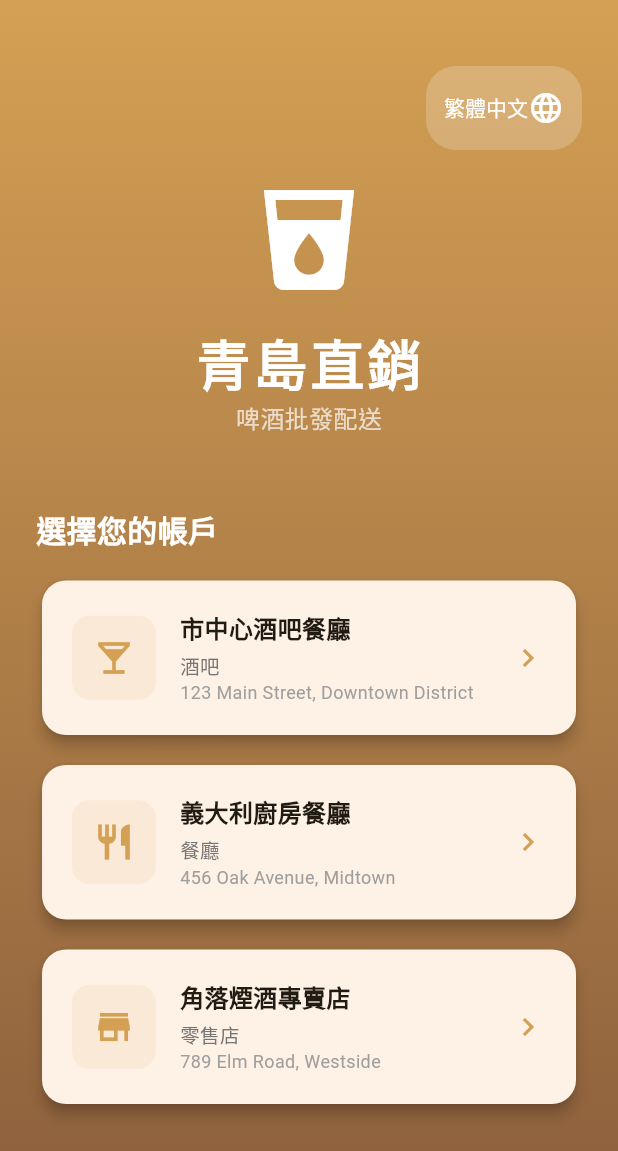
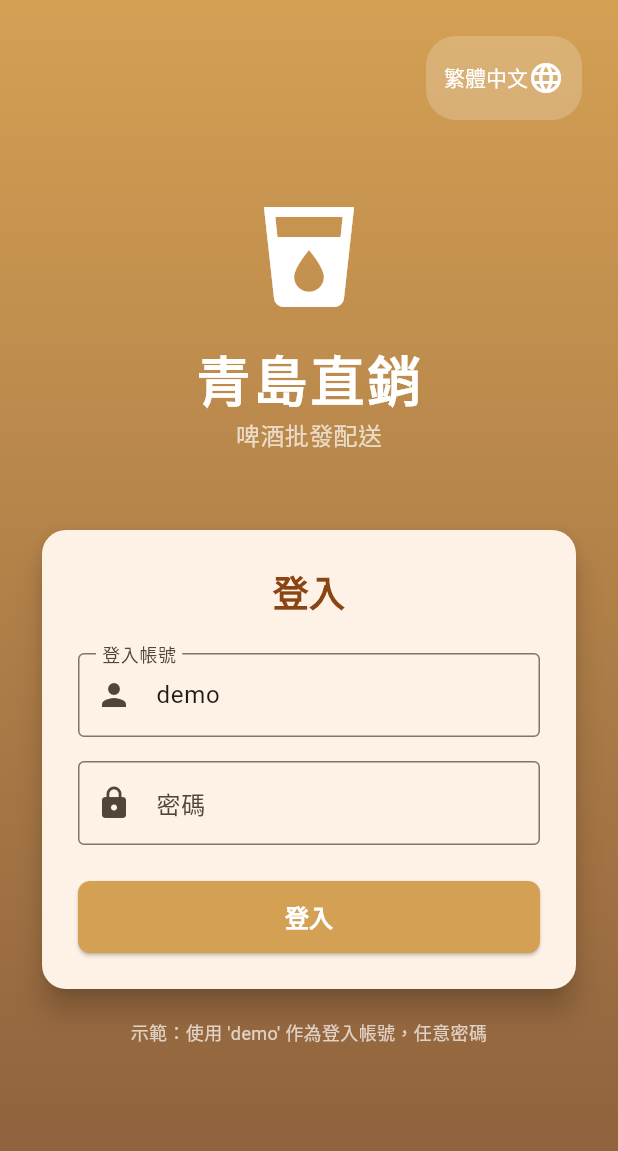
Before and after one commit to jackbauertv24-droid/an-app, a Flutter app: the screen it shows after launch, on a phone screen of 412 x 824 dp. Shown: the top 1151 px of the screen. Run offline on Flutter 3.47's test engine with Material 3 defaults, Android fonts, the phone set to English and light mode, and no system bars; our stand-ins replace dio, shared_preferences; accounts and stored records are empty.

Commit message:
Replace account selection with login page (ID/password). Revert FAB snackbar changes.

```diff
--- a/lib/l10n/app_en.arb
+++ b/lib/l10n/app_en.arb
@@ -47,6 +47,9 @@
   "password": "Password",
   "enterPassword": "Enter password for {account}",
   "login": "Login",
+  "loginId": "Login ID",
+  "loginIdRequired": "Login ID is required",
+  "demoHint": "Demo: Use 'demo' as login ID, any password",
   "passwordHint": "Any password will work",
   "noAccountSelected": "No account selected",
   "processing": "Processing...",
--- a/lib/l10n/app_localizations.dart
+++ b/lib/l10n/app_localizations.dart
@@ -109,6 +109,9 @@ class AppLocalizations {
   String get quantity => translate('quantity');
   String get password => translate('password');
   String get login => translate('login');
+  String get loginId => translate('loginId');
+  String get loginIdRequired => translate('loginIdRequired');
+  String get demoHint => translate('demoHint');
   String get passwordHint => translate('passwordHint');
   String get noAccountSelected => translate('noAccountSelected');
   String get processing => translate('processing');
--- a/lib/l10n/app_zh.arb
+++ b/lib/l10n/app_zh.arb
@@ -47,6 +47,9 @@
   "password": "密码",
   "enterPassword": "请输入 {account} 的密码",
   "login": "登录",
+  "loginId": "登录账号",
+  "loginIdRequired": "请输入登录账号",
+  "demoHint": "示范：使用 'demo' 作为登录账号，任意密码",
   "passwordHint": "任何密码都可以登录",
   "noAccountSelected": "未选择账户",
   "processing": "处理中...",
--- a/lib/l10n/app_zh_Hans.arb
+++ b/lib/l10n/app_zh_Hans.arb
@@ -47,6 +47,9 @@
   "password": "密码",
   "enterPassword": "请输入 {account} 的密码",
   "login": "登录",
+  "loginId": "登录账号",
+  "loginIdRequired": "请输入登录账号",
+  "demoHint": "示范：使用 'demo' 作为登录账号，任意密码",
   "passwordHint": "任何密码都可以登录",
   "noAccountSelected": "未选择账户",
   "processing": "处理中...",
--- a/lib/l10n/app_zh_Hant.arb
+++ b/lib/l10n/app_zh_Hant.arb
@@ -47,6 +47,9 @@
   "password": "密碼",
   "enterPassword": "請輸入 {account} 的密碼",
   "login": "登入",
+  "loginId": "登入帳號",
+  "loginIdRequired": "請輸入登入帳號",
+  "demoHint": "示範：使用 'demo' 作為登入帳號，任意密碼",
   "passwordHint": "任何密碼都可以登入",
   "noAccountSelected": "未選擇帳戶",
   "processing": "處理中...",
--- a/lib/screens/account_selection_screen.dart
+++ b/lib/screens/account_selection_screen.dart
@@ -3,67 +3,59 @@ import 'package:provider/provider.dart';
 import '../l10n/app_localizations.dart';
 import '../providers/account_provider.dart';
 import '../providers/locale_provider.dart';
+import '../data/accounts.dart';
 import 'home_screen.dart';
 
-class AccountSelectionScreen extends StatelessWidget {
+class AccountSelectionScreen extends StatefulWidget {
   const AccountSelectionScreen({super.key});
 
-  void _showPasswordDialog(BuildContext context, dynamic account) {
-    final l10n = context.l10n;
-    final passwordController = TextEditingController();
-    final accountName = l10n.getAccountName(account.id);
-
-    showDialog(
-      context: context,
-      barrierDismissible: false,
-      builder: (dialogContext) => AlertDialog(
-        title: Text(l10n.password),
-        content: Column(
-          mainAxisSize: MainAxisSize.min,
-          children: [
-            Text(l10n.enterPasswordText(accountName)),
-            const SizedBox(height: 16),
-            TextField(
-              controller: passwordController,
-              obscureText: true,
-              decoration: InputDecoration(
-                hintText: l10n.password,
-                border: const OutlineInputBorder(),
-              ),
-              onSubmitted: (_) {
-                _performLogin(context, dialogContext, account);
-              },
-            ),
-            const SizedBox(height: 8),
-            Text(
-              l10n.passwordHint,
-              style: TextStyle(
-                color: Colors.grey[500],
-                fontSize: 12,
-              ),
-            ),
-          ],
-        ),
-        actions: [
-          TextButton(
-            onPressed: () => Navigator.of(dialogContext).pop(),
-            child: Text(l10n.cancel),
-          ),
-          ElevatedButton(
-            onPressed: () => _performLogin(context, dialogContext, account),
-            child: Text(l10n.login),
-          ),
-        ],
-      ),
-    );
+  @override
+  State<AccountSelectionScreen> createState() => _AccountSelectionScreenState();
 }
 
-  void _performLogin(BuildContext context, dialogContext, dynamic account) {
-    context.read<AccountProvider>().selectAccount(account);
-    Navigator.of(dialogContext).pop();
+class _AccountSelectionScreenState extends State<AccountSelectionScreen> {
+  final _loginIdController = TextEditingController(text: 'demo');
+  final _passwordController = TextEditingController();
+  bool _isLoading = false;
+  String? _errorMessage;
+
+  void _handleLogin() {
+    final loginId = _loginIdController.text.trim();
+    final password = _passwordController.text;
+
+    if (loginId.isEmpty) {
+      setState(() => _errorMessage = context.l10n.loginIdRequired);
+      return;
+    }
+
+    setState(() {
+      _isLoading = true;
+      _errorMessage = null;
+    });
+
+    Future.delayed(const Duration(milliseconds: 500), () {
+      if (!mounted) return;
+
+      final accountProvider = context.read<AccountProvider>();
+      final account = demoAccounts.firstWhere(
+        (a) => a.id.toLowerCase().contains(loginId.toLowerCase()) ||
+               a.name.toLowerCase().contains(loginId.toLowerCase()),
+        orElse: () => demoAccounts.first,
+      );
+
+      accountProvider.selectAccount(account);
+
       Navigator.of(context).pushReplacement(
         MaterialPageRoute(builder: (_) => const HomeScreen()),
       );
+    });
+  }
+
+  @override
+  void dispose() {
+    _loginIdController.dispose();
+    _passwordController.dispose();
+    super.dispose();
   }
 
   @override
@@ -83,10 +75,8 @@ class AccountSelectionScreen extends StatelessWidget {
           child: Padding(
             padding: const EdgeInsets.all(24),
             child: Column(
-              crossAxisAlignment: CrossAxisAlignment.start,
+              crossAxisAlignment: CrossAxisAlignment.stretch,
               children: [
-                const SizedBox(height: 20),
-                // Language selector
                 Row(
                   mainAxisAlignment: MainAxisAlignment.end,
                   children: [
@@ -134,7 +124,7 @@ class AccountSelectionScreen extends StatelessWidget {
                     ),
                   ],
                 ),
-                const SizedBox(height: 20),
+                const Spacer(),
                 Center(
                   child: const Icon(
                     Icons.local_drink,
@@ -164,97 +154,106 @@ class AccountSelectionScreen extends StatelessWidget {
                   ),
                 ),
                 const SizedBox(height: 48),
-                Text(
-                  l10n.selectAccount,
-                  style: const TextStyle(
-                    fontSize: 20,
-                    fontWeight: FontWeight.bold,
-                    color: Colors.white,
-                  ),
-                ),
-                const SizedBox(height: 16),
-                Expanded(
-                  child: Consumer<AccountProvider>(
-                    builder: (context, accountProvider, child) {
-                      return ListView.builder(
-                        itemCount: accountProvider.accounts.length,
-                        itemBuilder: (context, index) {
-                          final account = accountProvider.accounts[index];
-                          final accountName = l10n.getAccountName(account.id);
-                          final accountType = l10n.getAccountType(account.type);
-
-                          return Padding(
-                            padding: const EdgeInsets.only(bottom: 12),
-                            child: Card(
-                              elevation: 4,
+                Card(
+                  elevation: 8,
                   shape: RoundedRectangleBorder(
                     borderRadius: BorderRadius.circular(16),
                   ),
-                              child: InkWell(
-                                onTap: () => _showPasswordDialog(context, account),
-                                borderRadius: BorderRadius.circular(16),
                   child: Padding(
-                                  padding: const EdgeInsets.all(20),
-                                  child: Row(
+                    padding: const EdgeInsets.all(24),
+                    child: Column(
+                      crossAxisAlignment: CrossAxisAlignment.stretch,
                       children: [
-                                      Container(
-                                        width: 56,
-                                        height: 56,
-                                        decoration: BoxDecoration(
-                                          color: const Color(0xFFD4A054).withOpacity(0.1),
-                                          borderRadius: BorderRadius.circular(12),
+                        Text(
+                          l10n.login,
+                          style: const TextStyle(
+                            fontSize: 24,
+                            fontWeight: FontWeight.bold,
+                            color: Color(0xFF8B4513),
                           ),
-                                        child: Icon(
-                                          account.typeIcon,
-                                          color: const Color(0xFFD4A054),
-                                          size: 28,
+                          textAlign: TextAlign.center,
+                        ),
+                        const SizedBox(height: 24),
+                        TextField(
+                          controller: _loginIdController,
+                          decoration: InputDecoration(
+                            labelText: l10n.loginId,
+                            prefixIcon: const Icon(Icons.person),
+                            border: const OutlineInputBorder(),
+                            focusedBorder: const OutlineInputBorder(
+                              borderSide: BorderSide(color: Color(0xFFD4A054), width: 2),
                             ),
                           ),
-                                      const SizedBox(width: 16),
-                                      Expanded(
-                                        child: Column(
-                                          crossAxisAlignment: CrossAxisAlignment.start,
-                                          children: [
-                                            Text(
-                                              accountName,
-                                              style: const TextStyle(
-                                                fontWeight: FontWeight.bold,
-                                                fontSize: 16,
+                          textInputAction: TextInputAction.next,
+                          onSubmitted: (_) => FocusScope.of(context).nextFocus(),
+                        ),
+                        const SizedBox(height: 16),
+                        TextField(
+                          controller: _passwordController,
+                          obscureText: true,
+                          decoration: InputDecoration(
+                            labelText: l10n.password,
+                            prefixIcon: const Icon(Icons.lock),
+                            border: const OutlineInputBorder(),
+                            focusedBorder: const OutlineInputBorder(
+                              borderSide: BorderSide(color: Color(0xFFD4A054), width: 2),
                             ),
                           ),
-                                            const SizedBox(height: 4),
+                          textInputAction: TextInputAction.done,
+                          onSubmitted: (_) => _handleLogin(),
+                        ),
+                        if (_errorMessage != null) ...[
+                          const SizedBox(height: 8),
                           Text(
-                                              accountType,
-                                              style: TextStyle(
-                                                color: Colors.grey[600],
-                                                fontSize: 13,
+                            _errorMessage!,
+                            style: const TextStyle(color: Colors.red, fontSize: 12),
+                            textAlign: TextAlign.center,
+                          ),
+                        ],
+                        const SizedBox(height: 24),
+                        SizedBox(
+                          height: 48,
+                          child: ElevatedButton(
+                            onPressed: _isLoading ? null : _handleLogin,
+                            style: ElevatedButton.styleFrom(
+                              backgroundColor: const Color(0xFFD4A054),
+                              foregroundColor: Colors.white,
+                              shape: RoundedRectangleBorder(
+                                borderRadius: BorderRadius.circular(8),
                               ),
                             ),
-                                            Text(
-                                              account.address,
-                                              style: TextStyle(
-                                                color: Colors.grey[500],
-                                                fontSize: 12,
+                            child: _isLoading
+                                ? const SizedBox(
+                                    width: 24,
+                                    height: 24,
+                                    child: CircularProgressIndicator(
+                                      strokeWidth: 2,
+                                      color: Colors.white,
+                                    ),
+                                  )
+                                : Text(
+                                    l10n.login,
+                                    style: const TextStyle(
+                                      fontSize: 16,
+                                      fontWeight: FontWeight.bold,
+                                    ),
+                                  ),
                           ),
                         ),
                       ],
                     ),
                   ),
-                                      const Icon(
-                                        Icons.chevron_right,
-                                        color: Color(0xFFD4A054),
                 ),
-                                    ],
+                const SizedBox(height: 16),
+                Text(
+                  l10n.demoHint,
+                  style: const TextStyle(
+                    color: Colors.white70,
+                    fontSize: 12,
                   ),
+                  textAlign: TextAlign.center,
                 ),
-                              ),
-                            ),
-                          );
-                        },
-                      );
-                    },
-                  ),
-                ),
+                const Spacer(flex: 2),
               ],
             ),
           ),
```
Lines whose indentation alone changed are shown as unchanged.
